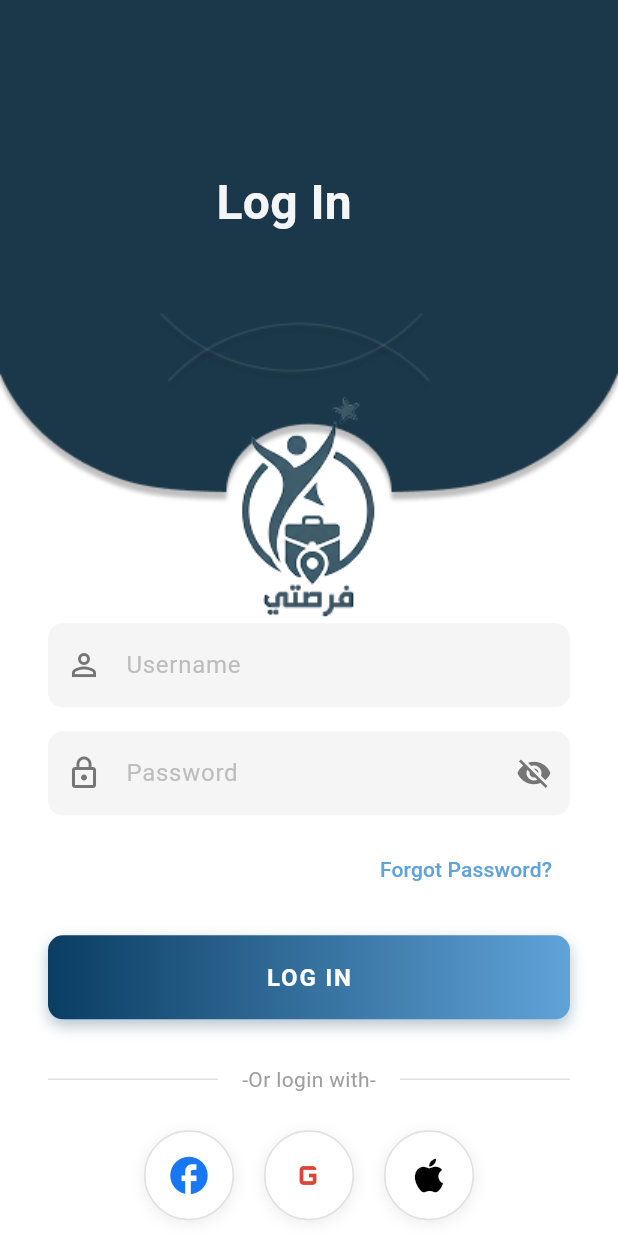
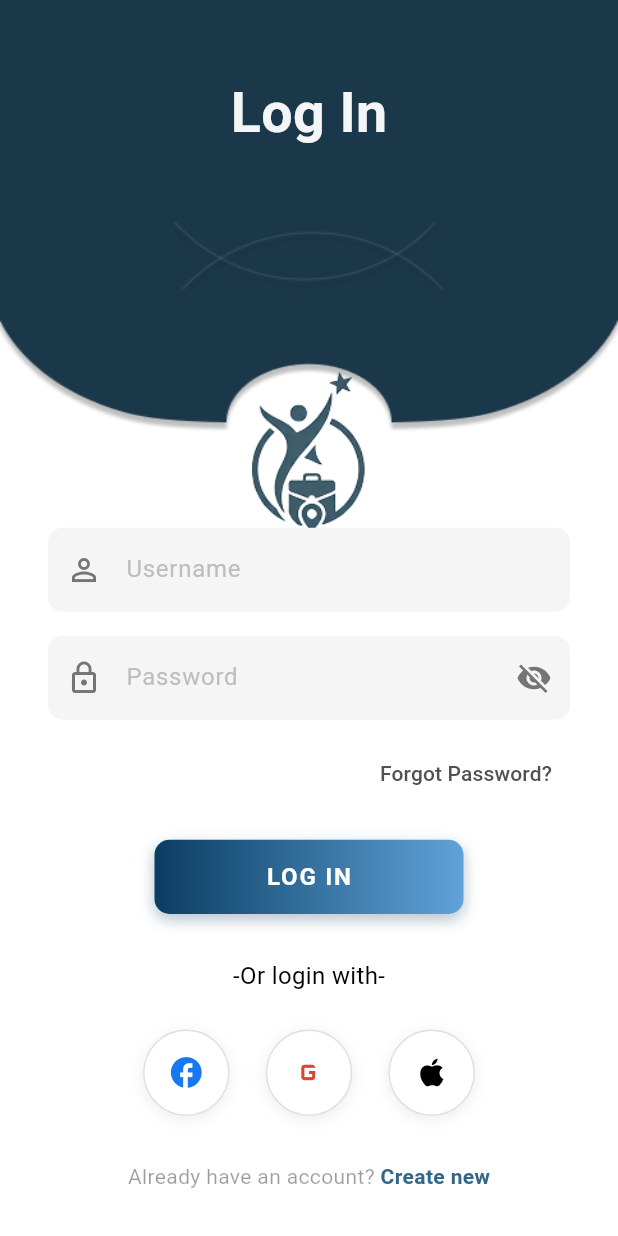
Before and after one commit to mohamedsaied552/forsaty_app, a Flutter app: the screen it shows after launch, after a tap on "LOG IN", on a phone screen of 412 x 824 dp. Run offline on Flutter 3.47's test engine with Material 3 defaults, Android fonts, the phone set to English and light mode, and no system bars; project files that could hold a hidden picture were left out.

Commit message:
refactor: enhance UI layout and responsiveness for Home, Login, and Signup screens

```diff
--- a/lib/pages/home.dart
+++ b/lib/pages/home.dart
@@ -1,48 +1,72 @@
 import 'package:flutter/material.dart';
 import 'package:forsaty/pages/login.dart';
+import 'package:forsaty/pages/signup.dart';
 
 class HomeScreen extends StatelessWidget {
   const HomeScreen({super.key});
 
   @override
   Widget build(BuildContext context) {
+    final screenWidth = MediaQuery.of(context).size.width;
+    final screenHeight = MediaQuery.of(context).size.height;
     return Scaffold(
       backgroundColor: const Color(0xFFFFFFFF),
-      body: Stack(
+      body: SingleChildScrollView(
+        physics: const ClampingScrollPhysics(),
+        child: Stack(
           children: [
             // Curved header shapes
             Positioned(
               top: 0,
-            left: MediaQuery.of(context).size.width * 0.25,
-            child: Image.asset('assets/Rectangle 12.png', fit: BoxFit.contain),
+              left: screenWidth * 0.22,
+              child: Image.asset(
+                'assets/Rectangle 12.png',
+                width: screenWidth * 0.8,
+                fit: BoxFit.contain,
+              ),
             ),
             Positioned(
               top: 0,
-            left: MediaQuery.of(context).size.width * -0.15,
-            child: Image.asset('assets/Rectangle 11.png', fit: BoxFit.contain),
+              left: screenWidth * 0,
+              child: Image.asset(
+                'assets/Rectangle 11.png',
+                width: screenWidth * 0.6,
+                fit: BoxFit.contain,
+              ),
             ),
 
             // Main content
             SafeArea(
+              child: Container(
+                width: screenWidth,
+                constraints: BoxConstraints(
+                  minHeight: screenHeight - MediaQuery.of(context).padding.top,
+                ),
                 child: Center(
                   child: Padding(
                     padding: const EdgeInsets.symmetric(horizontal: 32.0),
                     child: Column(
                       mainAxisAlignment: MainAxisAlignment.center,
                       children: [
-                    // Logo
-                    Image.asset(
+                        SizedBox(height: screenHeight * 0.05),
+                        // Logo - constrained to prevent overflow
+                        ConstrainedBox(
+                          constraints: BoxConstraints(
+                            maxWidth: 412,
+                            maxHeight: 422,
+                          ),
+                          child: Image.asset(
                             'assets/logo.png',
-                      width: 412,
-                      height: 422,
-                      fit: BoxFit.cover,
+                            width: screenWidth * 1,
+                            height: screenWidth * 1,
+                            fit: BoxFit.contain,
                             errorBuilder: (context, error, stackTrace) {
                               return Container(
                                 width: 150,
                                 height: 150,
                                 decoration: BoxDecoration(
                                   color: Colors.grey[300],
-                            borderRadius: BorderRadius.circular(150),
+                                  borderRadius: BorderRadius.circular(75),
                                 ),
                                 child: const Icon(
                                   Icons.image,
@@ -52,9 +76,9 @@ class HomeScreen extends StatelessWidget {
                               );
                             },
                           ),
+                        ),
 
-                    const SizedBox(height: 46),
-
+                        SizedBox(height: screenHeight * 0.06),
                         // LOG IN button
                         _buildGradientButton(
                           context: context,
@@ -69,8 +93,7 @@ class HomeScreen extends StatelessWidget {
                           },
                         ),
 
-                    const SizedBox(height: 20),
-
+                        SizedBox(height: screenHeight * 0.025),
                         // CREATE ACCOUNT button
                         _buildGradientButton(
                           context: context,
@@ -84,12 +107,16 @@ class HomeScreen extends StatelessWidget {
                             );
                           },
                         ),
+
+                        SizedBox(height: screenHeight * 0.05),
                       ],
                     ),
                   ),
                 ),
               ),
+            ),
           ],
+        ),
       ),
     );
   }
@@ -99,24 +126,25 @@ class HomeScreen extends StatelessWidget {
     required String text,
     required VoidCallback onPressed,
   }) {
+    final screenWidth = MediaQuery.of(context).size.width;
+    final screenHeight = MediaQuery.of(context).size.height;
+
     return Container(
-      width: double.infinity,
-      height: 56,
+      width: screenWidth * 0.75,
+      height: screenHeight * 0.065,
       decoration: BoxDecoration(
         gradient: const LinearGradient(
-          colors: [
-            Color(0xFF0A3D62), // Dark navy
-            Color(0xFF60A3D9), // Sky blue
-          ],
+          colors: [Color(0xFF0A3D62), Color(0xFF60A3D9)],
           begin: Alignment.centerLeft,
           end: Alignment.centerRight,
         ),
-        borderRadius: BorderRadius.circular(10),
+        borderRadius: BorderRadius.circular(12),
         boxShadow: [
           BoxShadow(
-            color: const Color(0xFF0A3D62).withOpacity(0.3),
-            blurRadius: 8,
-            offset: const Offset(0, 4),
+            color: const Color(0xFF0A3D62).withOpacity(0.25),
+            blurRadius: 10,
+            offset: const Offset(0, 6),
+            spreadRadius: 1,
           ),
         ],
       ),
@@ -124,13 +152,13 @@ class HomeScreen extends StatelessWidget {
         color: Colors.transparent,
         child: InkWell(
           onTap: onPressed,
-          borderRadius: BorderRadius.circular(10),
+          borderRadius: BorderRadius.circular(12),
           child: Center(
             child: Text(
               text,
-              style: const TextStyle(
+              style: TextStyle(
                 color: Colors.white,
-                fontSize: 16,
+                fontSize: (screenWidth * 0.04).clamp(14, 18),
                 fontWeight: FontWeight.bold,
                 letterSpacing: 1.2,
               ),
@@ -141,17 +169,3 @@ class HomeScreen extends StatelessWidget {
     );
   }
 }
-
-// Custom painter for the curved header shapes
-
-class SignupScreen extends StatelessWidget {
-  const SignupScreen({super.key});
-
-  @override
-  Widget build(BuildContext context) {
-    return Scaffold(
-      appBar: AppBar(title: const Text('Sign Up')),
-      body: const Center(child: Text('Sign Up Screen')),
-    );
-  }
-}
--- a/lib/pages/login.dart
+++ b/lib/pages/login.dart
@@ -1,4 +1,5 @@
 import 'package:flutter/material.dart';
+import 'package:forsaty/pages/signup.dart';
 
 class LoginScreen extends StatefulWidget {
   const LoginScreen({super.key});
@@ -21,50 +22,75 @@ class _LoginState extends State<LoginScreen> {
 
   @override
   Widget build(BuildContext context) {
+    final screenWidth = MediaQuery.of(context).size.width;
+    final screenHeight = MediaQuery.of(context).size.height;
+    final isTablet = screenWidth > 600;
     return Scaffold(
       backgroundColor: const Color(0xFFFFFFFF),
       body: Stack(
         children: [
           // Curved header shapes
-          Positioned(
+          SizedBox(
+            width: double.infinity,
+            height: screenHeight * 0.35,
+            child: Stack(
+              children: [
+                Positioned.fill(
                   top: 0,
-            left: 0,
+                  left: MediaQuery.of(context).size.width * 0.0,
                   child: Image.asset(
                     'assets/Subtract.png',
                     width: MediaQuery.of(context).size.width,
-              fit: BoxFit.cover,
+                    fit: BoxFit.fill,
                   ),
                 ),
+
+                // Logo
+              ],
+            ),
+          ),
+          SizedBox(
+            height: screenHeight * 0.35,
+            child: Row(
+              mainAxisAlignment: MainAxisAlignment.center,
+              children: [
+                Column(
+                  mainAxisAlignment: MainAxisAlignment.center,
+                  children: [
                     Positioned(
-            top: 112,
-            left: MediaQuery.of(context).size.width * 0.35,
+                      top: MediaQuery.of(context).size.height * 0.8,
+                      left: MediaQuery.of(context).size.width * 1,
                       child: Text(
                         'Log In',
                         style: TextStyle(
-                fontSize: 32,
+                          fontSize: (MediaQuery.of(context).size.width * 0.09),
                           fontWeight: FontWeight.bold,
-                color: Colors.white.withOpacity(0.95),
+                          color: Colors.white.withValues(alpha: 0.95),
                         ),
                       ),
                     ),
                     Positioned(
-            top: 163,
-            left: MediaQuery.of(context).size.width * 0.25,
-            child: Image.asset('assets/Group 2.png', fit: BoxFit.cover),
+                      top: MediaQuery.of(context).size.height * 0.15,
+                      left: MediaQuery.of(context).size.width * 0.27,
+                      child: Image.asset(
+                        'assets/Group 2.png',
+                        fit: BoxFit.cover,
+                      ),
+                    ),
+                  ],
+                ),
+              ],
+            ),
           ),
 
-          // Logo
           Positioned(
-            top: MediaQuery.of(context).size.height * 0.32,
-            left: MediaQuery.of(context).size.width * 0.5 - 72.5,
+            top: MediaQuery.of(context).size.height * 0.3,
+            left: MediaQuery.of(context).size.width * 0.35,
             child: Image.asset(
               'assets/logo 2.png',
-              width: 145,
-              height: 149,
+              width: MediaQuery.of(context).size.width * 0.3,
               errorBuilder: (context, error, stackTrace) {
                 return Container(
-                  width: 100,
-                  height: 100,
                   decoration: BoxDecoration(
                     color: Colors.grey[300],
                     borderRadius: BorderRadius.circular(50),
@@ -74,10 +100,16 @@ class _LoginState extends State<LoginScreen> {
               },
             ),
           ),
+          // Main content
+          Padding(
+            padding: EdgeInsets.symmetric(horizontal: 0),
+            child: Column(
+              mainAxisAlignment: MainAxisAlignment.end,
+              crossAxisAlignment: CrossAxisAlignment.stretch,
 
-          // Main content
+              children: [
                 Positioned(
-            top: MediaQuery.of(context).size.height * 0.48,
+                  top: MediaQuery.of(context).size.height * 0.45,
                   left: 0,
                   right: 0,
                   bottom: 0,
@@ -117,7 +149,7 @@ class _LoginState extends State<LoginScreen> {
                               child: const Text(
                                 'Forgot Password?',
                                 style: TextStyle(
-                            color: Color(0xFF60A3D9),
+                                  color: Color(0xFF515151),
                                   fontSize: 14,
                                   fontWeight: FontWeight.w500,
                                 ),
@@ -137,25 +169,34 @@ class _LoginState extends State<LoginScreen> {
                           ),
                           const SizedBox(height: 30),
 
-                    // Divider with text
-                    Row(
-                      children: [
-                        Expanded(
-                          child: Container(height: 1, color: Colors.grey[300]),
-                        ),
+                          // // Divider with text
+                          // Row(
+                          //   children: [
+                          //     Expanded(
+                          //       child: Container(
+                          //         height: 1,
+                          //         color: Colors.grey[300],
+                          //       ),
+                          //     ),
                           const Padding(
                             padding: EdgeInsets.symmetric(horizontal: 16.0),
                             child: Text(
                               '-Or login with-',
-                            style: TextStyle(color: Colors.grey, fontSize: 14),
+                              style: TextStyle(
+                                color: Color.fromARGB(255, 2, 0, 0),
+                                fontSize: 16,
                               ),
                             ),
-                        Expanded(
-                          child: Container(height: 1, color: Colors.grey[300]),
-                        ),
-                      ],
                           ),
 
+                          //     Expanded(
+                          //       child: Container(
+                          //         height: 1,
+                          //         color: Colors.grey[300],
+                          //       ),
+                          //     ),
+                          //   ],
+                          // ),
                           const SizedBox(height: 24),
 
                           // Social login buttons
@@ -195,22 +236,26 @@ class _LoginState extends State<LoginScreen> {
                             mainAxisAlignment: MainAxisAlignment.center,
                             children: [
                               const Text(
-                          "Don't have an account? ",
-                          style: TextStyle(color: Colors.grey, fontSize: 14),
+                                "Already have an account? ",
+                                style: TextStyle(
+                                  color: Color.fromARGB(98, 0, 0, 0),
+                                  fontSize: 14,
+                                ),
                               ),
                               GestureDetector(
                                 onTap: () {
                                   Navigator.push(
                                     context,
                                     MaterialPageRoute(
-                                builder: (context) => const SignupScreen(),
+                                      builder: (context) =>
+                                          const SignupScreen(),
                                     ),
                                   );
                                 },
                                 child: const Text(
                                   'Create new',
                                   style: TextStyle(
-                              color: Color(0xFF60A3D9),
+                                    color: Color(0xFF326789),
                                     fontSize: 14,
                                     fontWeight: FontWeight.bold,
                                   ),
@@ -223,6 +268,9 @@ class _LoginState extends State<LoginScreen> {
                         ],
                       ),
                     ),
+                  ),
+                ),
+              ],
             ),
           ),
         ],
@@ -277,8 +325,8 @@ class _LoginState extends State<LoginScreen> {
     required VoidCallback onPressed,
   }) {
     return Container(
-      width: double.infinity,
-      height: 56,
+      width: MediaQuery.of(context).size.width * 0.5,
+      height: MediaQuery.of(context).size.height * 0.06,
       decoration: BoxDecoration(
         gradient: const LinearGradient(
           colors: [
@@ -327,8 +375,8 @@ class _LoginState extends State<LoginScreen> {
       onTap: onPressed,
       borderRadius: BorderRadius.circular(30),
       child: Container(
-        width: 60,
-        height: 60,
+        width: MediaQuery.of(context).size.width * 0.15,
+        height: MediaQuery.of(context).size.height * 0.07,
         decoration: BoxDecoration(
           shape: BoxShape.circle,
           color: Colors.white,
@@ -341,21 +389,12 @@ class _LoginState extends State<LoginScreen> {
             ),
           ],
         ),
-        child: Icon(icon, color: color, size: 30),
+        child: Icon(
+          icon,
+          color: color,
+          size: MediaQuery.of(context).size.width * 0.06,
+        ),
       ),
     );
   }
 }
-
-// Placeholder SignupScreen
-class SignupScreen extends StatelessWidget {
-  const SignupScreen({super.key});
-
-  @override
-  Widget build(BuildContext context) {
-    return Scaffold(
-      appBar: AppBar(title: const Text('Sign Up')),
-      body: const Center(child: Text('Sign Up Screen')),
-    );
-  }
-}
```
Also changed, not shown: lib/pages/signup.dart (added, +468 -0 lines). Lines whose indentation alone changed are shown as unchanged.
